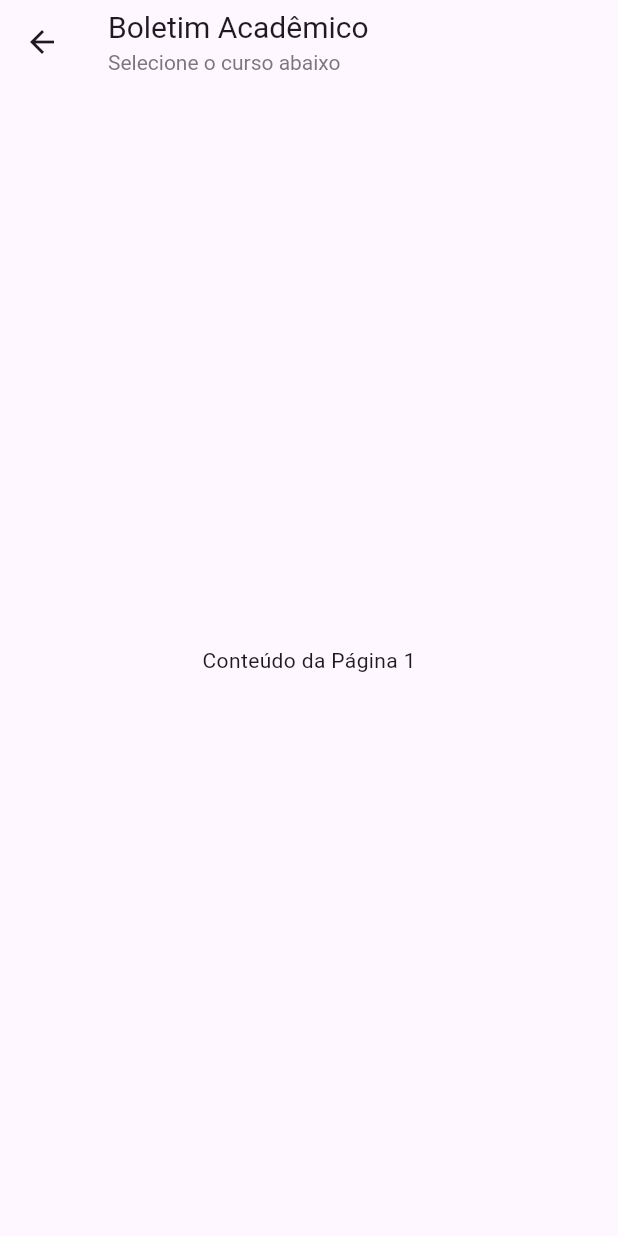
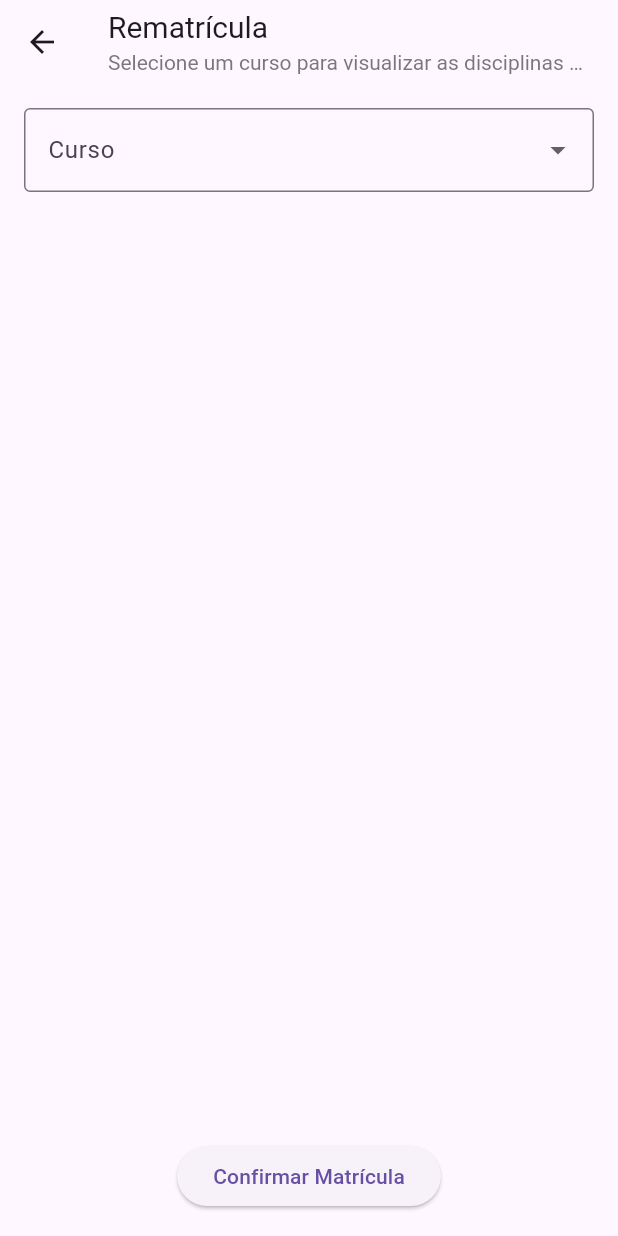
Before and after one commit to rodriguesiad/dispositivos-moveis-a2-flutter, a Flutter app: the screen it shows after launch, after a tap on "Rematrícula Online", on a phone screen of 412 x 824 dp. Run offline on Flutter 3.47's test engine with Material 3 defaults, Android fonts, the phone set to English and light mode, and no system bars.

Commit message:
Cria tela de Rematrícula

```diff
--- a/painel_do_aluno/lib/main.dart
+++ b/painel_do_aluno/lib/main.dart
@@ -1,5 +1,6 @@
 import 'package:flutter/material.dart';
 import 'package:painel_do_aluno/screens/portal_aluno_page.dart';
+import 'package:painel_do_aluno/screens/rematricula_page.dart'; // Assumindo que RematrículaPage seja sua tela de rematrícula
 
 void main() {
   runApp(PortalAlunoApp());
@@ -13,7 +14,13 @@ class PortalAlunoApp extends StatelessWidget {
     return MaterialApp(
       title: 'Portal do Aluno',
       theme: ThemeData(primarySwatch: Colors.deepPurple),
-      home: const PortaldoAlunoPage(),
+      initialRoute: '/', // A tela inicial
+      routes: {
+        '/':
+            (context) => const PortaldoAlunoPage(), // Tela inicial (seu portal)
+        '/rematricula':
+            (context) => const RematriculaPage(), // A tela de rematrícula
+      },
     );
   }
 }
--- a/painel_do_aluno/lib/screens/rematricula_page.dart
+++ b/painel_do_aluno/lib/screens/rematricula_page.dart
@@ -1,20 +1,76 @@
-// paginas/pagina1.dart
 import 'package:flutter/material.dart';
+import 'package:painel_do_aluno/models/curso.dart';
+import 'package:painel_do_aluno/models/disciplina.dart';
+import 'package:painel_do_aluno/models/matricula_disciplina.dart';
+import 'package:painel_do_aluno/service/data_service.dart';
 
-class RematriculaPage extends StatelessWidget {
+class RematriculaPage extends StatefulWidget {
   const RematriculaPage({super.key});
 
   @override
+  State<RematriculaPage> createState() => _RematriculaPageState();
+}
+
+class _RematriculaPageState extends State<RematriculaPage> {
+  late List<Curso> cursos;
+  late List<Disciplina> disciplinas;
+  late List<MatriculaDisciplina> matriculas;
+  String? cursoSelecionado;
+  List<Disciplina> disciplinasDisponiveis = [];
+  final DataService dataService = DataService();
+  List<Disciplina> disciplinasSelecionadas = [];
+
+  @override
+  void initState() {
+    super.initState();
+    cursos = dataService.carregarCursos();
+    disciplinas = dataService.carregarDisciplinas();
+    matriculas = dataService.carregarMatriculas(); // Carrega as matrículas
+  }
+
+  // Função para filtrar disciplinas disponíveis para matrícula
+  void _filtrarDisciplinas() {
+    if (cursoSelecionado == null) return;
+
+    setState(() {
+      // Filtra as disciplinas do curso selecionado
+      disciplinasDisponiveis = disciplinas.where((disciplina) {
+        // Verifica se a disciplina pertence ao curso selecionado
+        if (disciplina.cursoId != cursoSelecionado) return false;
+
+        // Verifica se o aluno já está matriculado ou aprovado
+        final matriculaExiste = matriculas.any(
+          (matricula) =>
+              matricula.disciplinaId == disciplina.id &&
+              matricula.semestreAtual,
+        );
+
+        // Exibe disciplinas que o aluno ainda não está matriculado no semestre atual
+        // ou que o aluno já foi aprovado
+        return !matriculaExiste ||
+            matriculas.any(
+              (matricula) =>
+                  matricula.disciplinaId == disciplina.id &&
+                  matricula.situacao != 'APROVADO',
+            );
+      }).toList();
+    });
+  }
+
+  @override
   Widget build(BuildContext context) {
+    // Filtra as disciplinas sempre que o curso for alterado
+    _filtrarDisciplinas();
+
     return Scaffold(
       appBar: AppBar(
         title: Column(
           crossAxisAlignment: CrossAxisAlignment.start,
           children: const [
-            Text("Boletim Acadêmico", style: TextStyle(fontSize: 20)),
+            Text("Rematrícula", style: TextStyle(fontSize: 20)),
             SizedBox(height: 2),
             Text(
-              "Selecione o curso abaixo",
+              "Selecione um curso para visualizar as disciplinas disponíveis.",
               style: TextStyle(
                 fontSize: 14,
                 color: Color.fromARGB(179, 65, 65, 65),
@@ -23,7 +79,85 @@ class RematriculaPage extends StatelessWidget {
           ],
         ),
       ),
-      body: const Center(child: Text("Conteúdo da Página 1")),
+      body: Padding(
+        padding: const EdgeInsets.all(16),
+        child: Column(
+          children: [
+            // Dropdown para selecionar o curso
+            DropdownButtonFormField<String>(
+              value: cursoSelecionado,
+              items: cursos.map((curso) {
+                return DropdownMenuItem(
+                  value: curso.id,
+                  child: Text(curso.nome),
+                );
+              }).toList(),
+              onChanged: (novo) {
+                setState(() {
+                  cursoSelecionado = novo;
+                });
+              },
+              decoration: const InputDecoration(
+                labelText: "Curso",
+                border: OutlineInputBorder(),
+              ),
+            ),
+            const SizedBox(height: 20),
+
+            // Exibe as disciplinas disponíveis para matrícula
+            Expanded(
+              child: ListView(
+                children: disciplinasDisponiveis.map<Widget>((disciplina) {
+                  return CheckboxListTile(
+                    title: Text(disciplina.nome),
+                    subtitle: Text(
+                      "Carga Horária: ${disciplina.cargaHoraria}h",
+                    ),
+                    value: disciplinasSelecionadas.contains(disciplina),
+                    onChanged: (bool? value) {
+                      setState(() {
+                        if (value == true) {
+                          disciplinasSelecionadas.add(disciplina);
+                        } else {
+                          disciplinasSelecionadas.remove(disciplina);
+                        }
+                      });
+                    },
+                  );
+                }).toList(),
+              ),
+            ),
+
+            // Botão para confirmar matrícula
+            ElevatedButton(
+              onPressed: () {
+                // Lógica para confirmar a matrícula nas disciplinas selecionadas
+                if (disciplinasSelecionadas.isNotEmpty) {
+                  // Adicionar lógica para confirmar a matrícula nas disciplinas
+                  ScaffoldMessenger.of(context).showSnackBar(
+                    SnackBar(
+                      content: const Text('Matrícula confirmada!'),
+                      backgroundColor: Colors.green, // Fundo verde
+                    ),
+                  );
+
+                  // Redireciona para a tela principal (ex: Dashboard)
+                  Future.delayed(const Duration(seconds: 2), () {
+                    Navigator.pushReplacementNamed(context, '/'); // Redirecionando para a tela principal
+                  });
+                } else {
+                  ScaffoldMessenger.of(context).showSnackBar(
+                    const SnackBar(
+                      content: Text('Selecione ao menos uma disciplina.'),
+                    ),
+                  );
+                }
+              },
+              child: const Text("Confirmar Matrícula"),
+            ),
+          ],
+        ),
+      ),
     );
   }
 }
```
